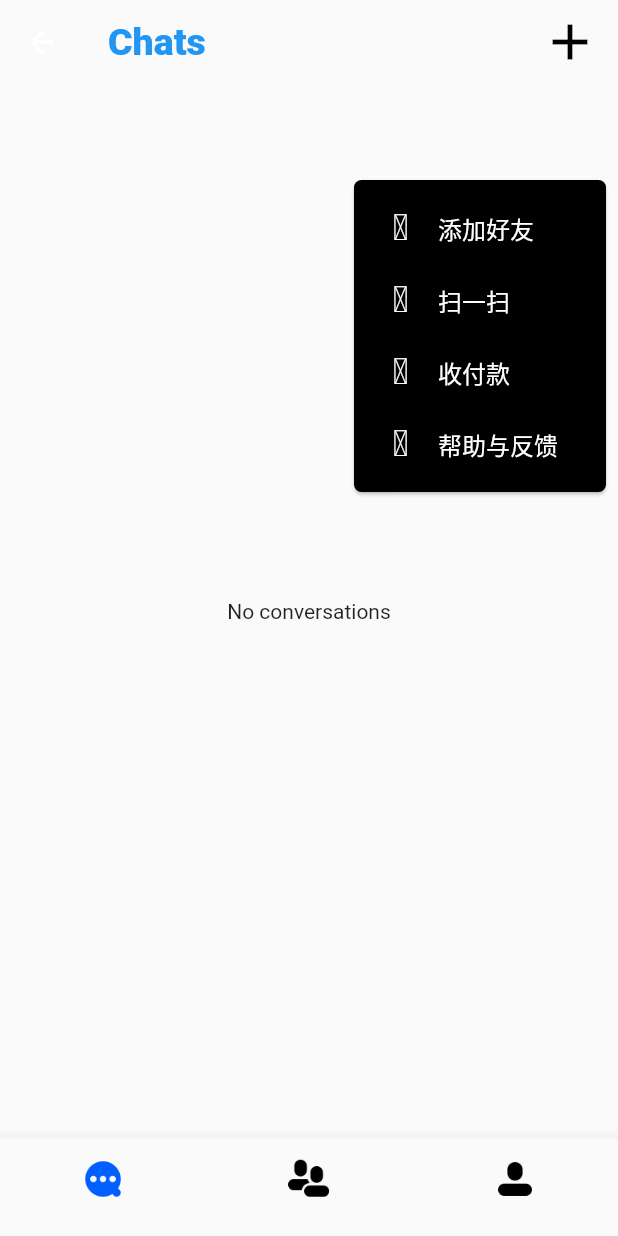
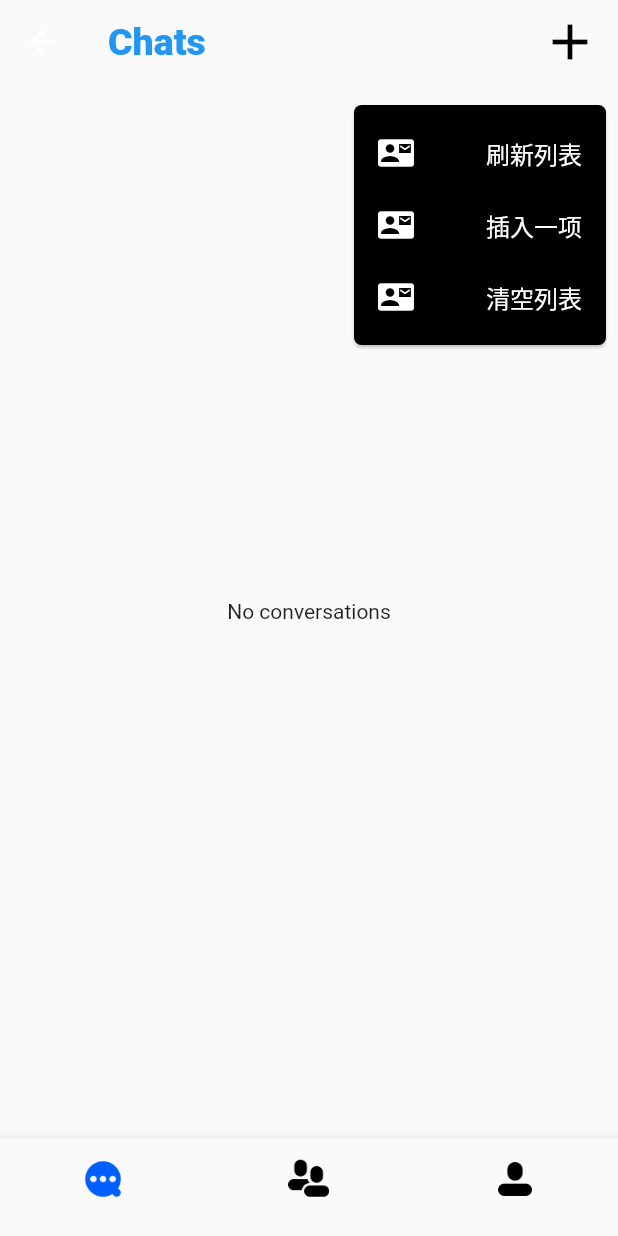
Before and after one commit to dujiepeng/agora_chat_uikit, a Flutter app: the HomePage screen opened directly, after a tap on the "add" icon, on a phone screen of 412 x 824 dp. Run offline on Flutter 3.47's test engine with Material 2 defaults, Android fonts, the phone set to English and light mode, and no system bars; missing offline and left inert: agora_chat_sdk, common_utils.

Commit message:
update ui kit.

```diff
--- a/agora_chat_demo/lib/pages/contacts_page.dart
+++ b/agora_chat_demo/lib/pages/contacts_page.dart
@@ -1,5 +1,5 @@
 import 'package:agora_chat_sdk/agora_chat_sdk.dart';
-import 'package:agora_chat_uikit/agora_chat_uikit.dart';
+
 import 'package:flutter/material.dart';
 
 class ContactsPage extends StatefulWidget {
@@ -16,71 +16,22 @@ class _ContactsPageState extends State<ContactsPage> {
     "1",
     "2",
     "3",
-    "4",
-    "5",
-    "6",
-    "7",
-    "8",
-    "9",
-    "10",
-    "11",
-    "12",
-    "13",
-    "14",
-    "15",
-    "16",
-    "17"
   ];
 
   @override
   Widget build(BuildContext context) {
-    return AgoraSwipeAutoCloseBehavior(
-      child: ListView.builder(
-        itemCount: list.length,
-        itemBuilder: (context, index) => AgoraSwipeWidget(
-          index: index,
-          animationDuration: const Duration(milliseconds: 500),
-          enable: true,
-          leftSwipeItems: [
-            AgoraSwipeItem(
-              onTap: (index) async {
-                for (int i = 0; i < 10; i++) {
-                  ChatMessage msg = ChatMessage.createTxtSendMessage(
-                      targetId: i.toString(), content: "hello");
-                  await ChatClient.getInstance.chatManager.sendMessage(msg);
-                }
-              },
-              backgroundColor: Colors.green,
-              text: "收藏",
-            )
-          ],
-          rightSwipeItems: [
-            AgoraSwipeItem(
-              onTap: (index) => debugPrint("置顶： $index"),
-              backgroundColor: Colors.blue,
-              text: "置顶",
-            ),
-            AgoraSwipeItem(
-              onTap: (index) {
-                setState(() {
-                  list.removeAt(index);
-                });
-              },
-              backgroundColor: Colors.red,
-              text: "删除",
-            ),
-          ],
-          child: Container(
-            color: Colors.white,
-            child: ListTile(
-              onTap: () {},
-              title: Text(list[index].toString()),
-              trailing: const Text("test123123213"),
-              subtitle: const Text("subTest"),
-            ),
-          ),
-        ),
-      ),
+    return Center(
+      child: ElevatedButton(
+          onPressed: () async {
+            for (int i = 0; i < 20; i++) {
+              ChatMessage msg = ChatMessage.createTxtSendMessage(
+                  targetId: i.toString(), content: "hello");
+              await ChatClient.getInstance.chatManager.sendMessage(msg);
+            }
+          },
+          child: const Text(
+            "sss",
+          )),
     );
   }
 }
--- a/agora_chat_demo/lib/pages/conversations_page.dart
+++ b/agora_chat_demo/lib/pages/conversations_page.dart
@@ -1,3 +1,4 @@
+import 'package:agora_chat_sdk/agora_chat_sdk.dart';
 import 'package:agora_chat_uikit/agora_chat_uikit.dart';
 
 import 'package:flutter/material.dart';
@@ -12,6 +13,8 @@ class ConversationsPage extends StatefulWidget {
 }
 
 class _ConversationsPageState extends State<ConversationsPage> {
+  final AgoraConversationListViewController conversationListViewController =
+      AgoraConversationListViewController();
   @override
   Widget build(BuildContext context) {
     return Scaffold(
@@ -23,7 +26,7 @@ class _ConversationsPageState extends State<ConversationsPage> {
                 fontSize: 25, fontWeight: FontWeight.w900, color: Colors.blue)),
         actions: [
           TextButton(
-              onPressed: () {
+              onPressed: () async {
                 setState(() {
                   showMenu(
                       shape: RoundedRectangleBorder(
@@ -32,8 +35,70 @@ class _ConversationsPageState extends State<ConversationsPage> {
                       context: context,
                       elevation: 1,
                       color: Colors.black,
-                      position: const RelativeRect.fromLTRB(0, 120, -10, 0),
-                      items: getPopupMenuItems());
+                      position: const RelativeRect.fromLTRB(0, 70, -1, 0),
+                      items: [
+                        PopupMenuItem(
+                          onTap: () async {
+                            conversationListViewController
+                                .loadAllConversations();
+                          },
+                          child: Row(
+                            mainAxisAlignment: MainAxisAlignment.spaceBetween,
+                            children: const <Widget>[
+                              Icon(
+                                Icons.contact_mail,
+                                color: Colors.white,
+                              ),
+                              Text(
+                                "刷新列表",
+                                style: TextStyle(color: Colors.white),
+                              ),
+                            ],
+                          ),
+                        ),
+                        PopupMenuItem(
+                          onTap: () async {
+                            ChatConversation? a = await ChatClient
+                                .getInstance.chatManager
+                                .getConversation("du100");
+                            conversationListViewController.conversationList = [
+                              a!
+                            ];
+                          },
+                          child: Row(
+                            mainAxisAlignment: MainAxisAlignment.spaceBetween,
+                            children: const <Widget>[
+                              Icon(
+                                Icons.contact_mail,
+                                color: Colors.white,
+                              ),
+                              Text(
+                                "插入一项",
+                                style: TextStyle(color: Colors.white),
+                              ),
+                            ],
+                          ),
+                        ),
+                        PopupMenuItem(
+                          onTap: () async {
+                            conversationListViewController
+                                .deleteAllConversations();
+                          },
+                          child: Row(
+                            mainAxisAlignment: MainAxisAlignment.spaceBetween,
+                            children: const <Widget>[
+                              Icon(
+                                Icons.contact_mail,
+                                color: Colors.white,
+                              ),
+                              Text(
+                                "清空列表",
+                                style: TextStyle(color: Colors.white),
+                              ),
+                            ],
+                          ),
+                        )
+                      ]);
                 });
               },
               child: const Icon(
@@ -44,12 +109,8 @@ class _ConversationsPageState extends State<ConversationsPage> {
         ],
       ),
       body: AgoraConversationListView(
+        conversationListController: conversationListViewController,
         onUnreadCountChanged: widget.onUnreadCountChanged,
-        separatorBuilder: (context, index) {
-          return const Divider(
-            height: 0.02,
-          );
-        },
         onTap: (conversation) {
           Navigator.of(context).push(MaterialPageRoute(
             builder: (context) {
@@ -62,35 +123,4 @@ class _ConversationsPageState extends State<ConversationsPage> {
       ),
     );
   }
-
-  final List _appBarData = [
-    {"icon_codePoint": 0xe66c, "tag": "添加好友", "color": Colors.white},
-    {"icon_codePoint": 0xe611, "tag": "扫一扫", "color": Colors.white},
-    {"icon_codePoint": 0xe64d, "tag": "收付款", "color": Colors.white},
-    {"icon_codePoint": 0xe60d, "tag": "帮助与反馈", "color": Colors.white}
-  ];
-  List<PopupMenuItem> getPopupMenuItems() {
-    return _appBarData.map((item) {
-      return PopupMenuItem(
-          child: Row(
-        children: <Widget>[
-          SizedBox(
-            width: 30,
-            height: 30,
-            child: Icon(
-              IconData(item['icon_codePoint'], fontFamily: 'AppBarIcons'),
-              color: item['color'],
-            ),
-          ),
-          Padding(
-            padding: const EdgeInsets.fromLTRB(10, 5, 0, 5),
-            child: Text(
-              item['tag'],
-              style: const TextStyle(color: Colors.white),
-            ),
-          )
-        ],
-      ));
-    }).toList();
-  }
 }
--- a/agora_chat_uikit/lib/agora_chat_uikit.dart
+++ b/agora_chat_uikit/lib/agora_chat_uikit.dart
@@ -10,4 +10,4 @@ export 'widgets/agora_swipe_widget/agora_swipe_widget.dart';
 export 'generated/agora_chat_uikit_localizations.dart';
 export 'controllers/agora_conversation_list_view_controller.dart';
 
-export 'tools/agora_tool.dart';
+export 'tools/agora_extension.dart';
--- a/agora_chat_uikit/lib/controllers/agora_conversation_list_view_controller.dart
+++ b/agora_chat_uikit/lib/controllers/agora_conversation_list_view_controller.dart
@@ -1,11 +1,74 @@
+import 'package:agora_chat_sdk/agora_chat_sdk.dart';
+
 import 'package:flutter/widgets.dart';
 
-class AgoraConversationListViewController extends ChangeNotifier {
-  final String? topKey;
+typedef AgoraConversationSortHandle = Future<List<ChatConversation>> Function(
+    List<ChatConversation> beforeList);
 
-  AgoraConversationListViewController({this.topKey});
+class AgoraConversationListViewController {
+  AgoraConversationListViewController({this.sortHandle}) {
+    addListener();
+    loadAllConversations();
+  }
 
-  void searchMessage(String keyword) {}
+  final AgoraConversationSortHandle? sortHandle;
 
-  void cancelSearch() {}
+  void loadAllConversations() async {
+    debugPrint(ChatClient.getInstance.currentUserId);
+    List<ChatConversation> list =
+        await ChatClient.getInstance.chatManager.loadAllConversations();
+    conversationList = await sortHandle?.call(list) ?? list;
+  }
+
+  final ValueNotifier<List<ChatConversation>> _listValueNotifier =
+      ValueNotifier([]);
+
+  Future<void> deleteConversationWithId(String id) async {
+    List<ChatConversation> list = conversationList;
+    int index = list.indexWhere((element) => element.id == id);
+    if (index >= 0) {
+      list.removeAt(index);
+      await ChatClient.getInstance.chatManager.deleteConversation(id);
+      conversationList = await sortHandle?.call(list) ?? list;
+    }
+  }
+
+  void deleteAllConversations() async {
+    List<ChatConversation> list = conversationList;
+    await Future.wait(list.map((element) =>
+            ChatClient.getInstance.chatManager.deleteConversation(element.id)))
+        .then((value) => conversationList = []);
+  }
+
+  List<ChatConversation> get conversationList {
+    return _listValueNotifier.value;
+  }
+
+  set conversationList(List<ChatConversation> list) {
+    _listValueNotifier.value = List.from(list);
+  }
+
+  void registerNotifier(VoidCallback function) {
+    _listValueNotifier.addListener(function);
+  }
+
+  void unregisterNotifier(VoidCallback function) {
+    _listValueNotifier.removeListener(function);
+  }
+
+  void addListener() {
+    ChatClient.getInstance.chatManager.addEventHandler(
+      "conversationListController",
+      ChatEventHandler(
+        onMessagesReceived: (messages) async {
+          loadAllConversations();
+        },
+      ),
+    );
+  }
+
+  void dispose() {
+    ChatClient.getInstance.chatManager
+        .removeEventHandler("conversationListController");
+  }
 }
--- a/agora_chat_uikit/lib/controllers/agora_message_list_view_controller.dart
+++ b/agora_chat_uikit/lib/controllers/agora_message_list_view_controller.dart
@@ -1 +1 @@
-class AgoraMessagesWidgetController {}
+class AgoraMessageListViewController {}
--- a/agora_chat_uikit/lib/pages/agora_conversation_list_view.dart
+++ b/agora_chat_uikit/lib/pages/agora_conversation_list_view.dart
@@ -8,7 +8,7 @@ import '../widgets/agora_conversation_list_tile.dart';
 
 import '../widgets/agora_swipe_widget/agora_swipe_widget.dart';
 
-typedef AgoraConversationItemWidgetBuilder = Widget Function(
+typedef AgoraConversationItemWidgetBuilder = Widget? Function(
   BuildContext context,
   int index,
   ChatConversation conversation,
@@ -26,40 +26,32 @@ class AgoraConversationListView extends StatefulWidget {
     this.onUnreadCountChanged,
     this.conversationListController,
     this.controller,
-    this.separatorBuilder,
     this.scrollDirection = Axis.vertical,
     this.reverse = false,
     this.primary,
     this.physics,
     this.shrinkWrap = false,
     this.padding,
-    this.findChildIndexCallback,
-    this.addAutomaticKeepAlives = true,
-    this.addRepaintBoundaries = true,
-    this.addSemanticIndexes = true,
     this.cacheExtent,
     this.dragStartBehavior = DragStartBehavior.start,
     this.keyboardDismissBehavior = ScrollViewKeyboardDismissBehavior.manual,
     this.restorationId,
     this.clipBehavior = Clip.hardEdge,
+    this.builder,
   });
 
   final void Function(int)? onUnreadCountChanged;
   final AgoraConversationListViewController? conversationListController;
+  final ScrollController? controller;
+  final AgoraConversationItemWidgetBuilder? builder;
 
-  final ScrollController? controller;
-  // final AgoraConversationItemWidgetBuilder itemBuilder;
-  final IndexedWidgetBuilder? separatorBuilder;
   final Axis scrollDirection;
   final bool reverse;
   final bool? primary;
   final ScrollPhysics? physics;
   final bool shrinkWrap;
   final EdgeInsetsGeometry? padding;
-  final int? Function(Key)? findChildIndexCallback;
-  final bool addAutomaticKeepAlives;
-  final bool addRepaintBoundaries;
-  final bool addSemanticIndexes;
+
   final double? cacheExtent;
   final DragStartBehavior dragStartBehavior;
   final ScrollViewKeyboardDismissBehavior keyboardDismissBehavior;
@@ -84,31 +76,54 @@ class AgoraConversationListView extends StatefulWidget {
 }
 
 class AgoraConversationListViewState extends State<AgoraConversationListView> {
-  List<ChatConversation> _convList = [];
-
+  late final AgoraConversationListViewController controller;
   @override
   void initState() {
     super.initState();
-    loadAllConversations();
-    ChatClient.getInstance.chatManager.addEventHandler(
-      "conversations",
-      ChatEventHandler(
-        onMessagesReceived: (messages) async {
-          loadAllConversations();
-        },
-      ),
-    );
+    controller = widget.conversationListController ??
+        AgoraConversationListViewController();
+    _addDataSourceHandle();
   }
 
   @override
+  void dispose() {
+    _deleteDataSourceHandle();
+    controller.dispose();
+    super.dispose();
+  }
+
+  @override
+  void didUpdateWidget(covariant AgoraConversationListView oldWidget) {
+    _deleteDataSourceHandle();
+    _addDataSourceHandle();
+    super.didUpdateWidget(oldWidget);
+  }
+
+  void _addDataSourceHandle() {
+    controller.registerNotifier(_handleDataSourceUpdate);
+  }
+
+  void _deleteDataSourceHandle() {
+    controller.unregisterNotifier(_handleDataSourceUpdate);
+  }
+
+  void _handleDataSourceUpdate() {
+    setState(() {});
+  }
+
+  final List<ChatConversation> _tmpList = [];
+
+  @override
   Widget build(BuildContext context) {
+    _tmpList.clear();
+    _tmpList.addAll(controller.conversationList);
+
     return AgoraSwipeAutoCloseBehavior(
-      child: _convList.isEmpty
+      child: _tmpList.isEmpty
           ? const Center(
               child: Text("No conversations"),
             )
           : ListView.custom(
-              // key: Key('messageListView'),
               scrollDirection: widget.scrollDirection,
               reverse: widget.reverse,
               controller: widget.controller,
@@ -117,36 +132,33 @@ class AgoraConversationListViewState extends State<AgoraConversationListView> {
               shrinkWrap: widget.shrinkWrap,
               padding: widget.padding,
               childrenDelegate: SliverChildBuilderDelegate(
+                semanticIndexCallback: (Widget _, int index) => index,
                 findChildIndexCallback: (key) {
                   final ValueKey<String> valueKey = key as ValueKey<String>;
-                  return _convList.indexWhere(
+                  int index = _tmpList.indexWhere(
                       (conversation) => conversation.id == valueKey.value);
+
+                  return index > -1 ? index : null;
                 },
-                childCount: _convList.length,
+                childCount: _tmpList.length,
                 (context, index) {
-                  ChatConversation conversation = _convList[index];
+                  ChatConversation conversation = _tmpList[index];
+                  return widget.builder?.call(context, index, conversation) ??
+                      () {
                         return AgoraSwipeWidget(
                           key: ValueKey(conversation.id),
                           rightSwipeItems: [
                             AgoraSwipeItem(
-                          onTap: (index) async {
-                            try {
-                              await ChatClient.getInstance.chatManager
-                                  .deleteConversation(
-                                      _convList.removeAt(index).id);
-                              setState(() {});
-                            } on ChatError catch (e) {
-                              debugPrint(e.toString());
-                            }
+                                onTap: () async {
+                                  await controller.deleteConversationWithId(
+                                      conversation.id);
                                 },
                                 backgroundColor: Colors.red,
                                 text: "删除")
                           ],
-                    index: index,
                           child: Container(
                             color: Colors.white,
                             child: AgoraConversationListTile(
-                        key: Key("list-${conversation.id}"),
                               leading: Container(
                                 width: 50,
                                 height: 50,
@@ -158,6 +170,7 @@ class AgoraConversationListViewState extends State<AgoraConversationListView> {
                             ),
                           ),
                         );
+                      }();
                 },
               ),
               cacheExtent: widget.cacheExtent,
@@ -170,16 +183,6 @@ class AgoraConversationListViewState extends State<AgoraConversationListView> {
   }
 
   void loadAllConversations() {
-    ChatClient.getInstance.chatManager.loadAllConversations().then((value) {
-      if (mounted) {
-        setState(() {
-          _convList = value;
-        });
-      }
-
-      ChatClient.getInstance.chatManager
-          .getUnreadMessageCount()
-          .then((value) => widget.onUnreadCountChanged?.call(value));
-    });
+    controller.loadAllConversations();
   }
 }
--- a/agora_chat_uikit/lib/widgets/agora_swipe_widget/agora_swipe_auto_close_behavior.dart
+++ b/agora_chat_uikit/lib/widgets/agora_swipe_widget/agora_swipe_auto_close_behavior.dart
@@ -16,8 +16,25 @@ class AgoraSwipeAutoCloseBehavior extends StatefulWidget {
 class _AgoraSwipeAutoCloseBehaviorState
     extends State<AgoraSwipeAutoCloseBehavior> {
   AgoraSwipeGestureController? _lastController;
+
+  @override
+  void initState() {
+    super.initState();
+  }
+
   @override
   Widget build(BuildContext context) {
+    Widget content =
+        NotificationListener<AgoraSwipeControllerClearNotification>(
+      onNotification: (notification) {
+        if (_lastController == notification.controller) {
+          _lastController = null;
+        }
+        return true;
+      },
+      child: widget.child,
+    );
+
     return NotificationListener<AgoraSwipeChangeNotification>(
       onNotification: (notification) {
         if (_lastController != null &&
@@ -27,13 +44,12 @@ class _AgoraSwipeAutoCloseBehaviorState
         _lastController = notification.controller;
         return true;
       },
-      child: widget.child,
+      child: content,
     );
   }
 
   @override
   void didUpdateWidget(covariant AgoraSwipeAutoCloseBehavior oldWidget) {
-    _lastController = null;
     super.didUpdateWidget(oldWidget);
   }
 
--- a/agora_chat_uikit/lib/widgets/agora_swipe_widget/agora_swipe_change_notification.dart
+++ b/agora_chat_uikit/lib/widgets/agora_swipe_widget/agora_swipe_change_notification.dart
@@ -6,3 +6,8 @@ class AgoraSwipeChangeNotification extends Notification {
   AgoraSwipeChangeNotification(this.controller);
   final AgoraSwipeGestureController? controller;
 }
+
+class AgoraSwipeControllerClearNotification extends Notification {
+  AgoraSwipeControllerClearNotification(this.controller);
+  final AgoraSwipeGestureController? controller;
+}
--- a/agora_chat_uikit/lib/widgets/agora_swipe_widget/agora_swipe_gesture_detector.dart
+++ b/agora_chat_uikit/lib/widgets/agora_swipe_widget/agora_swipe_gesture_detector.dart
@@ -49,6 +49,12 @@ class _AgoraSwipeGestureDetectorState extends State<AgoraSwipeGestureDetector> {
     widget.controller.startMove(context);
   }
 
+  @override
+  void dispose() {
+    widget.controller.willClear(context);
+    super.dispose();
+  }
+
   void _horizontalDragUpdate(DragUpdateDetails details) {
     widget.controller.setDx(details.delta.dx);
   }
--- a/agora_chat_uikit/lib/widgets/agora_swipe_widget/agora_swipe_item.dart
+++ b/agora_chat_uikit/lib/widgets/agora_swipe_widget/agora_swipe_item.dart
@@ -3,14 +3,13 @@ import 'package:flutter/material.dart';
 class AgoraSwipeItem {
   const AgoraSwipeItem({
     required this.text,
-    int? index,
     this.onTap,
     this.itemWidth = 80,
     this.backgroundColor = Colors.white,
     this.style = const TextStyle(color: Colors.white),
   });
 
-  final void Function(int index)? onTap;
+  final VoidCallback? onTap;
   final TextStyle style;
   final String text;
   final Color backgroundColor;
--- a/agora_chat_uikit/lib/widgets/agora_swipe_widget/agora_swipe_scrolling_close_behavior.dart
+++ b/agora_chat_uikit/lib/widgets/agora_swipe_widget/agora_swipe_scrolling_close_behavior.dart
@@ -51,6 +51,7 @@ class AgoraSwipeScrollingCloseBehaviorState
   }
 
   void handleScrollingChanged() {
+    widget.controller?.willClear(context);
     widget.controller?.close();
   }
 }
```
Also changed, not shown: agora_chat_demo/lib/pages/messages_page.dart (+9 -1 lines), agora_chat_uikit/lib/pages/agora_message_list_view.dart (+12 -3 lines), agora_chat_uikit/lib/widgets/agora_conversation_list_tile.dart (+23 -29 lines), agora_chat_uikit/lib/widgets/agora_swipe_widget/agora_swipe_gesture_controller.dart (+8 -0 lines), agora_chat_uikit/lib/widgets/agora_swipe_widget/agora_swipe_widget.dart (+8 -10 lines), agora_chat_uikit/lib/tools/agora_extension.dart (renamed from agora_chat_uikit/lib/tools/agora_tool.dart). Lines whose indentation alone changed are shown as unchanged.
